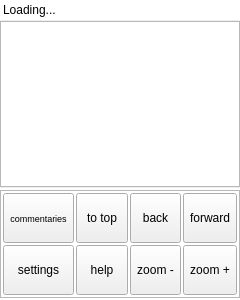
This is android-exp/mobileapp.ui in MosheWagner/Orayta-QT as Qt 5 draws it before an edit. The edited form follows.
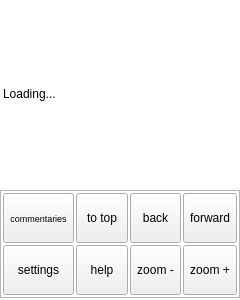
This is the edited form. The open tabs and pages were chosen to show the change. Icons and pictures are not drawn.

```diff
--- a/android-exp/mobileapp.ui
+++ b/android-exp/mobileapp.ui
@@ -592,9 +592,6 @@
          </layout>
         </widget>
        </item>
-       <item>
-        <widget class="QTextBrowser" name="textBrowser"/>
-       </item>
        <item>
         <widget class="QFrame" name="dispalyMenu">
          <property name="sizePolicy">
```
Left out of the diff: 2 changed lines with no effect on the pictures.
